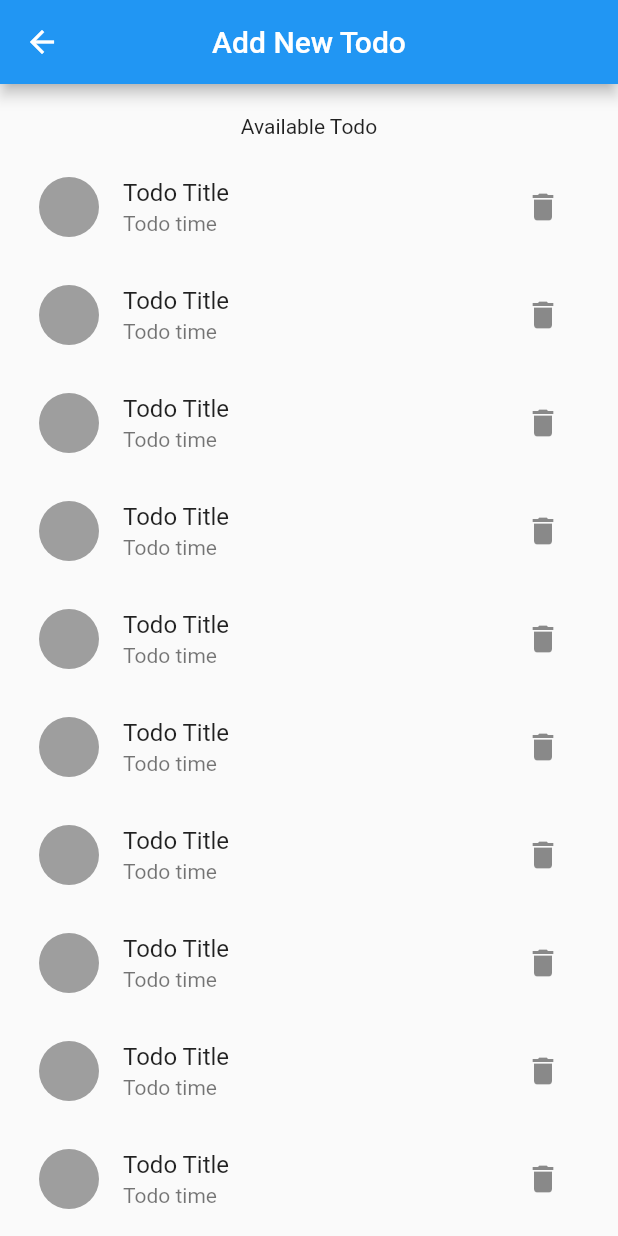
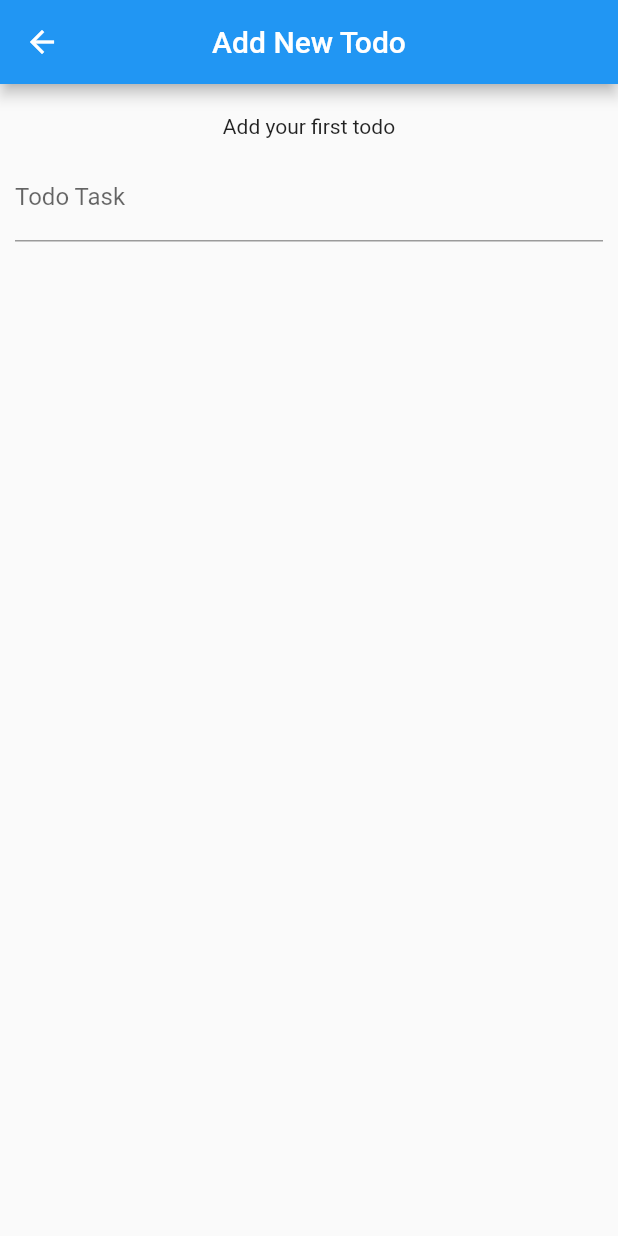
Before and after one commit to ClementPeter/Graphql_flutter, a Flutter app: the screen it shows after launch, after a tap on "Add Todo", on a phone screen of 412 x 824 dp. Run offline on Flutter 3.47's test engine with Material 2 defaults, Android fonts, the phone set to English and light mode, and no system bars; our stand-ins replace graphql_flutter.

Commit message:
Add Graphql Schema

```diff
--- a/lib/main.dart
+++ b/lib/main.dart
@@ -13,7 +13,7 @@ class MyApp extends StatelessWidget {
   @override
   Widget build(BuildContext context) {
     return MaterialApp(
-      title: 'Flutter Demo',
+      title: 'Graphql App',
       theme: ThemeData(
         primarySwatch: Colors.blue,
       ),
--- a/lib/schema/add_Task_schema.dart
+++ b/lib/schema/add_Task_schema.dart
@@ -0,0 +1,15 @@
+// #mutation works like a function to accept values for out graphql client
+//The syntax is just based needed for graphql to Intergrate properly
+//Add 3 pair of quotation mark (6 in total); Add \ before ur parameters
+class AddTaskSchema {
+  static String addTaskJson = """
+
+mutation(\$task: String!, \$status: String!){
+  #this createToDo schema connects our flutter app with graphql
+
+  createTodo(input:{task:\$task, status:\$status}){
+    id
+  }
+}
+  """;
+}
--- a/lib/screens/add_Todo_page.dart
+++ b/lib/screens/add_Todo_page.dart
@@ -34,26 +34,57 @@ class _AddTodoPageState extends State<AddTodoPage> {
                 children: [
                   Container(
                     margin: const EdgeInsets.all(10),
-                    child: const Text('Available Todo'),
+                    child: const Text('Add your first todo'),
                   ),
-                  Expanded(
-                    child: ListView(
-                      children: List.generate(30, (index) {
-                        return ListTile(
-                          title: Text("Todo Title"),
-                          subtitle: Text("Todo time"),
-                          leading: CircleAvatar(
-                            backgroundColor: Colors.grey,
-                          ),
-                          trailing: IconButton(
-                            onPressed: () {},
-                            icon: const Icon(Icons.delete),
-                          ),
-
-                        );
-                      }),
+                  TextFormField(
+                    controller: _task,
+                    decoration: const InputDecoration(
+                      labelText: 'Todo Task',
+                    ),
+                  ),
+                  GestureDetector(
+                    // onTap: task.getStatus == true
+                    //     ? null
+                    //     : () {
+                    //         ///Add task button
+                    //         ///
+                    //         print(_task.text);
+                    //         if (_task.text.isNotEmpty) {
+                    //           task.addTask(
+                    //               task: _task.text.trim(), status: 'Pending');
+                    //         }
+                    //       },
+                    child: Container(
+                      padding: const EdgeInsets.all(15),
+                      margin: const EdgeInsets.all(30),
+                      decoration: BoxDecoration(
+                          // color: task.getStatus == true
+                          //     ? Colors.grey
+                          //     : Colors.blue,
+                          borderRadius: BorderRadius.circular(10)),
+                      // child: Text(task.getStatus == true
+                      //     ? 'Loading...'
+                      //     : 'Save Task'),
                     ),
                   )
+                  // Expanded(
+                  //   child: ListView(
+                  //     children: List.generate(30, (index) {
+                  //       return ListTile(
+                  //         title: Text("Todo Title"),
+                  //         subtitle: Text("Todo time"),
+                  //         leading: CircleAvatar(
+                  //           backgroundColor: Colors.grey,
+                  //         ),
+                  //         trailing: IconButton(
+                  //           onPressed: () {},
+                  //           icon: const Icon(Icons.delete),
+                  //         ),
+
+                  //       );
+                  //     }),
+                  //   ),
+                  // )
                 ],
               ),
             ),
```
Also changed, not shown: lib/screens/homepage.dart (+7 -7 lines).
